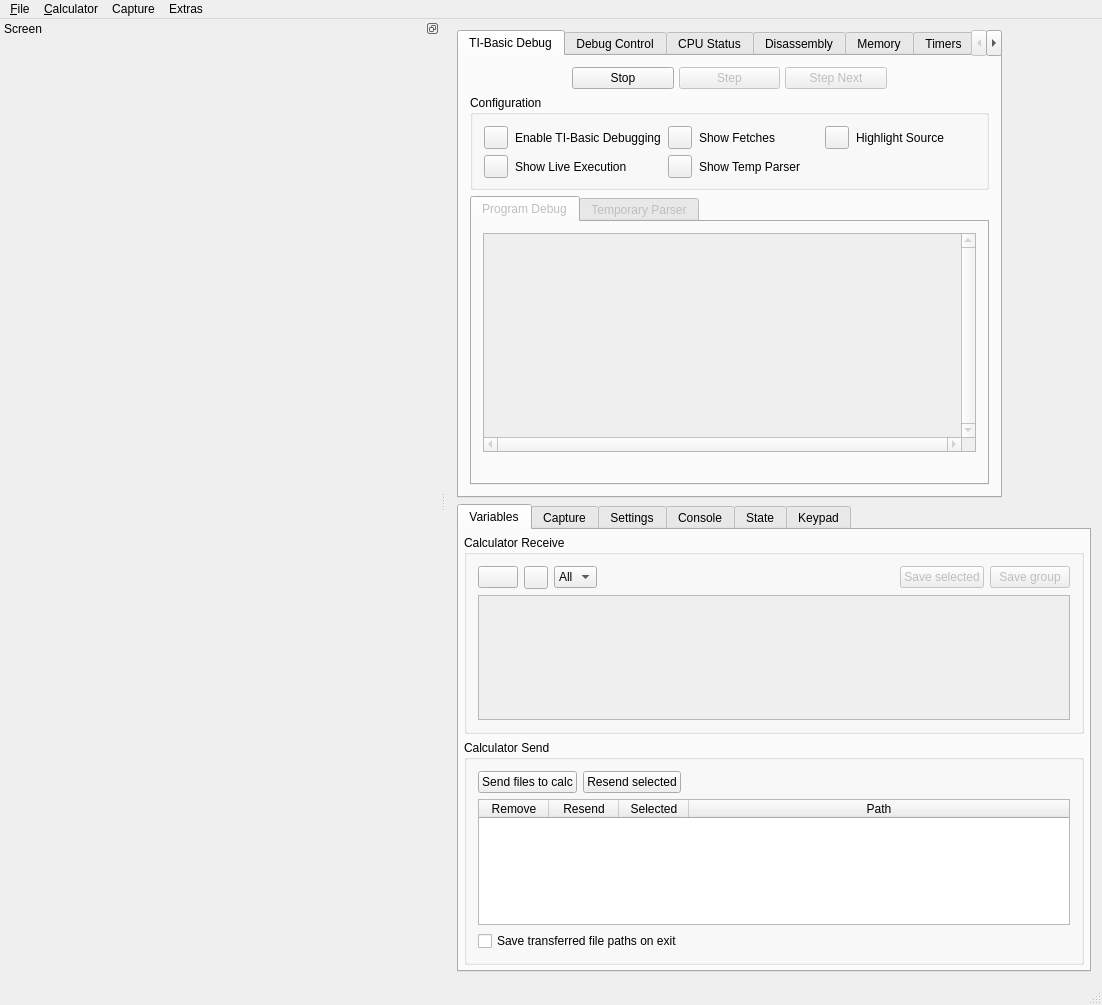
Before: the Qt Designer form gui/qt/mainwindow.ui in CE-Programming/CEmu, drawn with Qt 5.
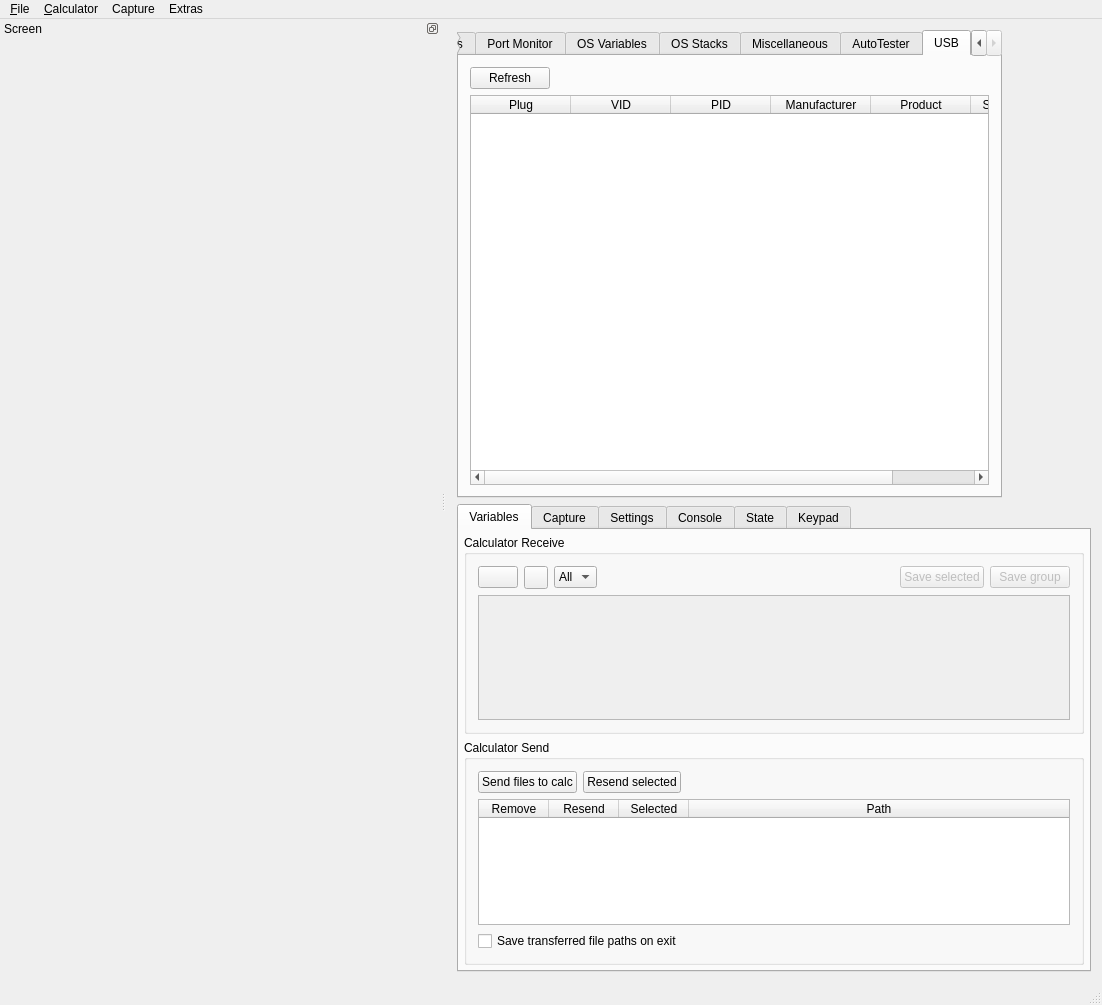
After: the same form once the commit is applied. The open tabs and pages were chosen to show the change. Icons and pictures are not drawn. Custom widgets are drawn as their Qt base class.

The edit to the form file:
```diff
--- a/gui/qt/mainwindow.ui
+++ b/gui/qt/mainwindow.ui
@@ -6750,6 +6750,92 @@
         </item>
        </layout>
       </widget>
+      <widget class="QWidget" name="usbDevices">
+       <attribute name="icon">
+        <iconset resource="resources.qrc">
+         <normaloff>:/icons/resources/icons/disconnect.png</normaloff>:/icons/resources/icons/disconnect.png</iconset>
+       </attribute>
+       <attribute name="title">
+        <string>USB</string>
+       </attribute>
+       <layout class="QVBoxLayout" name="verticalLayout_usb">
+        <item>
+         <widget class="QPushButton" name="buttonRefreshUSB">
+          <property name="sizePolicy">
+           <sizepolicy hsizetype="Maximum" vsizetype="Fixed">
+            <horstretch>0</horstretch>
+            <verstretch>0</verstretch>
+           </sizepolicy>
+          </property>
+          <property name="focusPolicy">
+           <enum>Qt::NoFocus</enum>
+          </property>
+          <property name="text">
+           <string>Refresh</string>
+          </property>
+          <property name="icon">
+           <iconset resource="resources.qrc">
+            <normaloff>:/icons/resources/icons/refresh.png</normaloff>:/icons/resources/icons/refresh.png</iconset>
+          </property>
+         </widget>
+        </item>
+        <item>
+         <widget class="QTableWidget" name="usbTable">
+          <property name="selectionBehavior">
+           <enum>QAbstractItemView::SelectRows</enum>
+          </property>
+          <property name="textElideMode">
+           <enum>Qt::ElideRight</enum>
+          </property>
+          <attribute name="horizontalHeaderDefaultSectionSize">
+           <number>100</number>
+          </attribute>
+          <attribute name="horizontalHeaderMinimumSectionSize">
+           <number>30</number>
+          </attribute>
+          <attribute name="horizontalHeaderStretchLastSection">
+           <bool>true</bool>
+          </attribute>
+          <attribute name="verticalHeaderVisible">
+           <bool>false</bool>
+          </attribute>
+          <attribute name="verticalHeaderDefaultSectionSize">
+           <number>21</number>
+          </attribute>
+          <column>
+           <property name="text">
+            <string>Plug</string>
+           </property>
+          </column>
+          <column>
+           <property name="text">
+            <string>VID</string>
+           </property>
+          </column>
+          <column>
+           <property name="text">
+            <string>PID</string>
+           </property>
+          </column>
+          <column>
+           <property name="text">
+            <string>Manufacturer</string>
+           </property>
+          </column>
+          <column>
+           <property name="text">
+            <string>Product</string>
+           </property>
+          </column>
+          <column>
+           <property name="text">
+            <string>Serial Number</string>
+           </property>
+          </column>
+         </widget>
+        </item>
+       </layout>
+      </widget>
      </widget>
     </item>
     <item>
```
Left out of the diff: 68 changed lines with no effect on the pictures.
